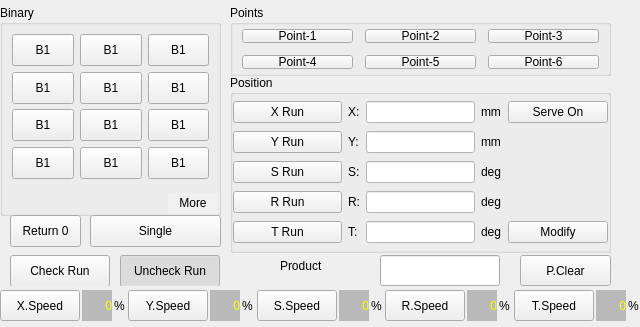
Before: the Qt Designer form hcmanualoperation/ichcmanualoperationpageframe.ui in GaussCheng/2-5AxisPunch, drawn with Qt 5.
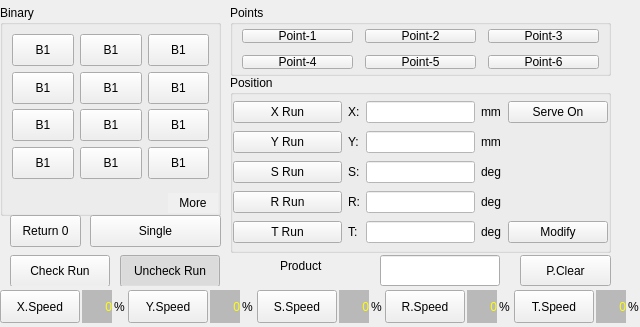
After: the same form once the commit is applied. Custom widgets are drawn as their Qt base class.

What changed in the file:
```diff
--- a/hcmanualoperation/ichcmanualoperationpageframe.ui
+++ b/hcmanualoperation/ichcmanualoperationpageframe.ui
@@ -1844,7 +1844,7 @@
      <x>0</x>
      <y>290</y>
      <width>640</width>
-     <height>31</height>
+     <height>33</height>
     </rect>
    </property>
    <layout class="QHBoxLayout" name="horizontalLayout">
```
Left out of the diff: 39 changed lines with no effect on the pictures.
